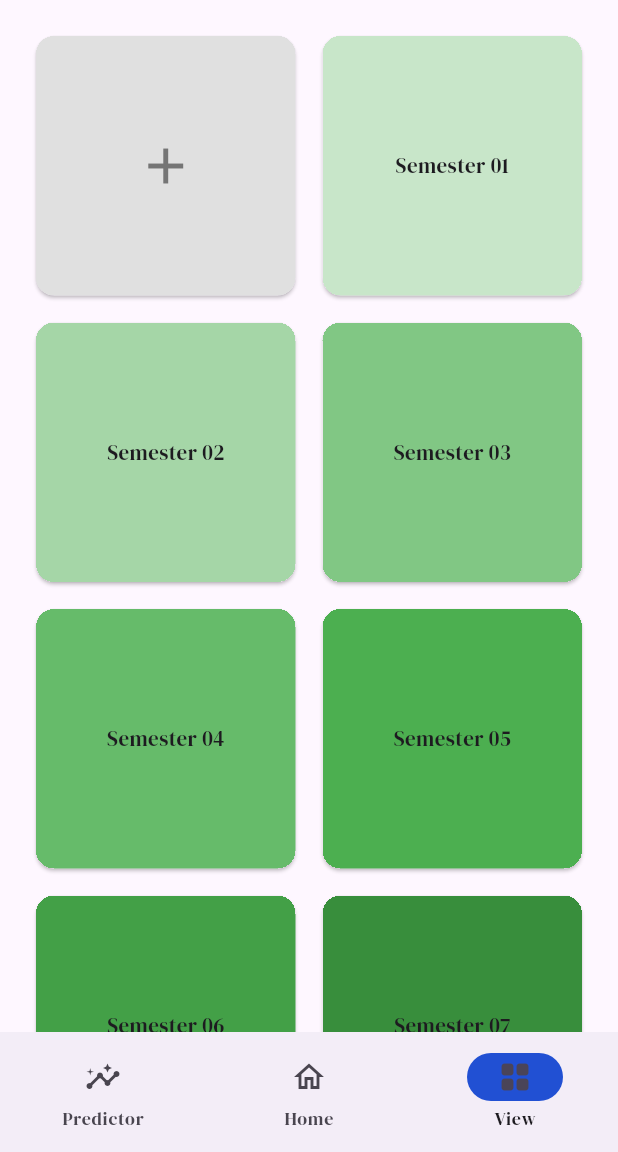
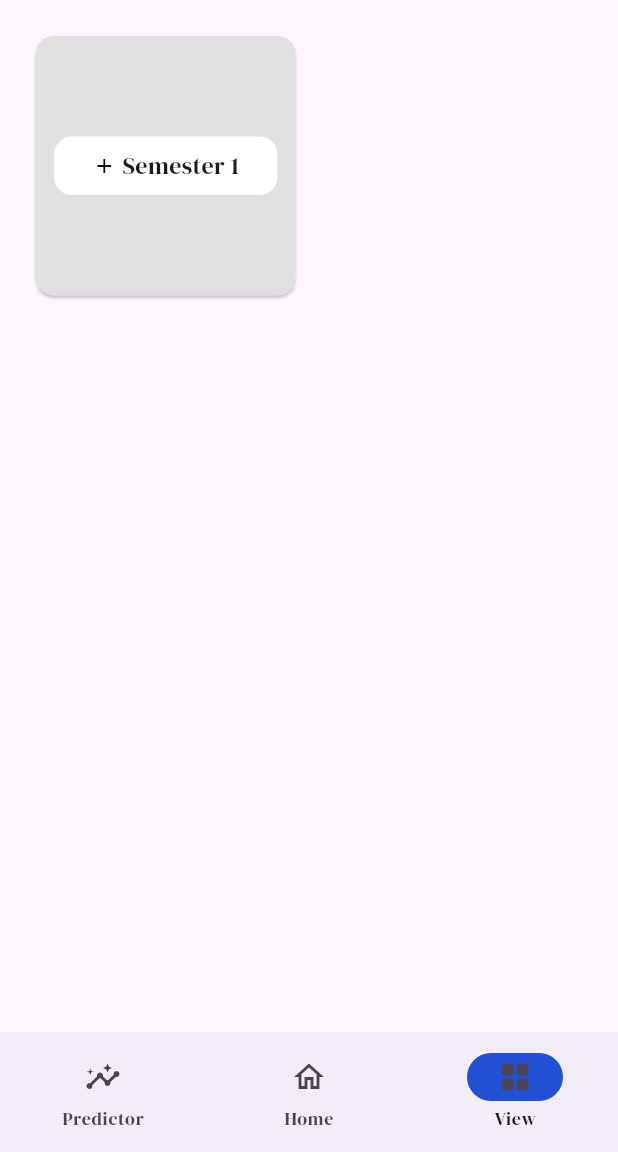
Before and after one commit to Shilpa-Perera/GPACalculator, a Flutter app: the screen it shows after launch, item 3 of the bottom bar chosen, after a tap on the "add" icon, on a phone screen of 412 x 824 dp, the part 84-1236 px from its top. Run offline on Flutter 3.47's test engine with Material 3 defaults, Android fonts, the phone set to English and light mode, and no system bars; our stand-ins replace google_fonts, sqflite; accounts and stored records are empty.

Commit message:
semester view update

```diff
--- a/lib/config/database_helper.dart
+++ b/lib/config/database_helper.dart
@@ -15,10 +15,10 @@ class DatabaseHandler {
       join(await getDatabasesPath(), 'gpa.db'),
       onCreate: (db, version) async {
         await db.execute(
-          "CREATE TABLE semester(semesterId INTEGER PRIMARY KEY , semesterGpa REAL)",
+          "CREATE TABLE semesters(semesterId INTEGER PRIMARY KEY , semesterGpa REAL)",
         );
         await db.execute(
-          "CREATE TABLE module(moduleId INTEGER PRIMARY KEY , semesterId INTEGER, moduleName TEXT, isGpa INTEGER, credit INTEGER, grade TEXT, FOREIGN KEY(semesterId) REFERENCES semester(semesterId))",
+          "CREATE TABLE modules(moduleId INTEGER PRIMARY KEY , semesterId INTEGER, moduleName TEXT, isGpa INTEGER, credit INTEGER, grade TEXT, FOREIGN KEY(semesterId) REFERENCES semester(semesterId))",
         );
       },
       version: 1,
--- a/lib/features/module/presentation/pages/add_module_page.dart
+++ b/lib/features/module/presentation/pages/add_module_page.dart
@@ -14,9 +14,8 @@ class _AddModulePageState extends State<AddModulePage> {
   late TextEditingController _nameController;
   late bool _isGpa;
   late int _credit;
-  late String _selectedGrade = 'A+'; // Default grade selection
+  late String _selectedGrade = 'A+';
 
-  // List of grades
   final List<String> _grades = [
     'A+',
     'A',
--- a/lib/features/semester/data/models/semester.dart
+++ b/lib/features/semester/data/models/semester.dart
@@ -1,26 +1,26 @@
-import 'package:floor/floor.dart';
-import 'package:gpa_calculator/features/semester/domain/entities/semester.dart';
+// import 'package:floor/floor.dart';
+// import 'package:gpa_calculator/features/semester/domain/entities/semester.dart';
 
-@entity
-class Semester extends SemesterEntity {
-  @primaryKey
-  String semesterId;
-  double semesterGpa;
+// @entity
+// class Semester extends SemesterEntity {
+//   @primaryKey
+//   int semesterId;
+//   double semesterGpa;
 
-  Semester({required this.semesterId, required this.semesterGpa})
-      : super(semesterId: '', semesterGpa: 0.0);
+//   Semester({required this.semesterId, required this.semesterGpa})
+//       : super(semesterId: '', semesterGpa: 0.0);
 
-  factory Semester.fromJson(Map<String, dynamic> json) {
-    return Semester(
-      semesterId: json['semesterId'],
-      semesterGpa: json['semesterGpa'],
-    );
-  }
+//   factory Semester.fromJson(Map<String, dynamic> json) {
+//     return Semester(
+//       semesterId: json['semesterId'],
+//       semesterGpa: json['semesterGpa'],
+//     );
+//   }
 
-  Map<String, dynamic> toJson() {
-    return {
-      'semesterId': semesterId,
-      'semesterGpa': semesterGpa,
-    };
-  }
-}
+//   Map<String, dynamic> toJson() {
+//     return {
+//       'semesterId': semesterId,
+//       'semesterGpa': semesterGpa,
+//     };
+//   }
+// }
--- a/lib/features/semester/domain/entities/semester.dart
+++ b/lib/features/semester/domain/entities/semester.dart
@@ -1,5 +1,5 @@
 class SemesterEntity {
-  String semesterId;
+  int semesterId;
   double semesterGpa;
 
   SemesterEntity({required this.semesterId, required this.semesterGpa});
--- a/lib/features/semester/domain/repository/semester_repository.dart
+++ b/lib/features/semester/domain/repository/semester_repository.dart
@@ -5,5 +5,6 @@ abstract class SemesterRepository {
   Future<SemesterEntity> getSemester(int id);
   Future<SemesterEntity> createSemester(SemesterEntity semester);
   Future<SemesterEntity> updateSemester(SemesterEntity semester);
-  Future<SemesterEntity> deleteSemester(int id);
+  Future<int> deleteSemester(int id);
+  // Future<Int> getNextSemesterId();
 }
--- /dev/null
+++ b/lib/features/semester/domain/usecases/semester_handlers.dart
@@ -0,0 +1,54 @@
+import 'dart:async';
+
+import 'package:gpa_calculator/features/semester/data/repository/semester_repository_impl.dart';
+import 'package:gpa_calculator/features/semester/domain/entities/semester.dart';
+
+class SemesterHandlers {
+  static final semesterRepositoryImpl = SemesterRepositoryImpl();
+
+  void handleAddSemester(int semesterId) async {
+    await semesterRepositoryImpl.createSemester(
+        SemesterEntity(semesterId: semesterId, semesterGpa: 4.2));
+  }
+
+  Future<List<SemesterEntity>> handleGetSemesters() async {
+    List<SemesterEntity> semesters =
+        await semesterRepositoryImpl.getSemesters();
+    return semesters;
+  }
+
+  Future<List<int>> handleNextSemesterIdsToAdd() async {
+    // get all semesters available
+    List<SemesterEntity> semesters =
+        await semesterRepositoryImpl.getSemesters();
+    List<int> missedSemesterIds = [];
+    if (semesters.isEmpty) {
+      missedSemesterIds.add(1);
+      return missedSemesterIds;
+    }
+    List<int> semesterIdList = [];
+    semesters.forEach((element) {
+      semesterIdList.add(element.semesterId);
+    });
+    // Sort the list
+    semesterIdList.sort();
+    // convert this to a set
+    Set<int> numberSet = semesterIdList.toSet();
+    // loop and find missed;
+    int start = 1;
+    int end = semesterIdList.last;
+
+    for (var i = start; i <= end; i++) {
+      if (!numberSet.contains(i)) {
+        missedSemesterIds.add(i);
+      }
+    }
+    missedSemesterIds.add(end + 1);
+    return missedSemesterIds;
+  }
+
+  Future<int> handleDeleteSemester(SemesterEntity semesterEntity) async {
+    return await semesterRepositoryImpl
+        .deleteSemester(semesterEntity.semesterId);
+  }
+}
--- a/lib/features/semester/presentation/pages/view_page.dart
+++ b/lib/features/semester/presentation/pages/view_page.dart
@@ -1,19 +1,32 @@
 import 'package:flutter/material.dart';
+import 'package:gpa_calculator/features/semester/domain/entities/semester.dart';
+import 'package:gpa_calculator/features/semester/domain/usecases/semester_handlers.dart';
 import 'package:gpa_calculator/features/semester/presentation/pages/semester_modules.dart';
 
-class ViewPage extends StatelessWidget {
-  final List<Map<String, dynamic>> data = [
-    {'color': Colors.green[100], 'text': "Semester 01"},
-    {'color': Colors.green[200], 'text': 'Semester 02'},
-    {'color': Colors.green[300], 'text': 'Semester 03'},
-    {'color': Colors.green[400], 'text': 'Semester 04'},
-    {'color': Colors.green[500], 'text': 'Semester 05'},
-    {'color': Colors.green[600], 'text': 'Semester 06'},
-    {'color': Colors.green[700], 'text': 'Semester 07'},
-    {'color': Colors.green[800], 'text': 'Semester 08'},
-  ];
+class ViewPage extends StatefulWidget {
+  ViewPage({super.key});
 
-  ViewPage({super.key});
+  @override
+  _ViewPageState createState() => _ViewPageState();
+}
+
+class _ViewPageState extends State<ViewPage> {
+  final semesterHandlers = SemesterHandlers();
+  List<SemesterEntity>? semesters;
+  List<int> semesterList = [];
+
+  @override
+  void initState() {
+    super.initState();
+    _loadSemesters();
+  }
+
+  Future<void> _loadSemesters() async {
+    final loadedSemesters = await semesterHandlers.handleGetSemesters();
+    setState(() {
+      semesters = loadedSemesters;
+    });
+  }
 
   @override
   Widget build(BuildContext context) {
@@ -28,9 +41,10 @@ class ViewPage extends StatelessWidget {
             crossAxisCount: 2,
             children: [
               _buildAddCard(),
-              ...data.map((item) {
-                return _buildCard(context, item);
-              }),
+              if (semesters != null)
+                ...semesters!.map((item) {
+                  return _buildCard(context, item);
+                }).toList(),
             ],
           ),
         ),
@@ -38,7 +52,7 @@ class ViewPage extends StatelessWidget {
     );
   }
 
-  Widget _buildCard(context, Map<String, dynamic> item) {
+  Widget _buildCard(BuildContext context, SemesterEntity item) {
     return Card(
       clipBehavior: Clip.hardEdge,
       child: InkWell(
@@ -53,9 +67,29 @@ class ViewPage extends StatelessWidget {
         },
         child: Container(
           padding: const EdgeInsets.all(8),
-          color: item['color'],
           child: Center(
-            child: Text(item['text']),
+            child: Column(
+              mainAxisSize: MainAxisSize.min,
+              children: <Widget>[
+                Text(
+                  "Semester ${item.semesterId}",
+                  style: const TextStyle(
+                      fontSize: 16, fontWeight: FontWeight.bold),
+                ),
+                const SizedBox(height: 8),
+                Text(
+                  "GPA: ${item.semesterGpa}",
+                  style: TextStyle(fontSize: 14, color: Colors.grey[700]),
+                ),
+                IconButton(
+                  icon: Icon(Icons.delete),
+                  color: Colors.red[900],
+                  onPressed: () {
+                    _deleteSemester(context, item);
+                  },
+                ),
+              ],
+            ),
           ),
         ),
       ),
@@ -67,21 +101,106 @@ class ViewPage extends StatelessWidget {
       clipBehavior: Clip.hardEdge,
       child: InkWell(
         splashColor: Colors.blue.withAlpha(30),
-        onTap: () {
-          debugPrint('Add Card tapped.');
+        onTap: () async {
+          List<int> newSemesterList =
+              await semesterHandlers.handleNextSemesterIdsToAdd();
+          setState(() {
+            semesterList = newSemesterList;
+          });
         },
         child: Container(
           padding: const EdgeInsets.all(8),
-          color: Colors.grey[300], // Change color as needed
+          color: Colors.grey[300],
           child: Center(
-            child: Icon(
-              Icons.add,
-              size: 40,
-              color: Colors.grey[600], // Change color as needed
-            ),
+            child: semesterList.isEmpty
+                ? Icon(
+                    Icons.add,
+                    size: 40,
+                    color: Colors.indigo[900],
+                  )
+                : Expanded(
+                    child: SingleChildScrollView(
+                      child: Column(
+                        mainAxisAlignment: MainAxisAlignment.center,
+                        children: semesterList
+                            .map((id) => Padding(
+                                  padding: const EdgeInsets.all(4.0),
+                                  child: InkWell(
+                                    onTap: () async {
+                                      semesterHandlers.handleAddSemester(id);
+                                      Navigator.push(
+                                        context,
+                                        MaterialPageRoute(
+                                          builder: (context) =>
+                                              SemesterModulesPage(),
+                                        ),
+                                      );
+                                      setState(() {
+                                        semesterList = [];
+                                      });
+                                    },
+                                    child: Container(
+                                      decoration: BoxDecoration(
+                                        color: Colors.white,
+                                        borderRadius:
+                                            BorderRadius.circular(12.0),
+                                      ),
+                                      padding: const EdgeInsets.all(8.0),
+                                      child: Row(
+                                        mainAxisAlignment:
+                                            MainAxisAlignment.center,
+                                        children: [
+                                          const Icon(
+                                            Icons.add,
+                                            size: 16,
+                                            color: Colors.black,
+                                          ),
+                                          const SizedBox(width: 4),
+                                          Text(
+                                            'Semester $id',
+                                            style: TextStyle(fontSize: 16),
+                                          ),
+                                        ],
+                                      ),
+                                    ),
+                                  ),
+                                ))
+                            .toList(),
+                      ),
+                    ),
+                  ),
           ),
         ),
       ),
     );
   }
+
+  void _deleteSemester(BuildContext context, SemesterEntity semester) {
+    // Placeholder for delete action
+    showDialog(
+      context: context,
+      builder: (BuildContext context) {
+        return AlertDialog(
+          title: Text('Delete Semester  ${semester.semesterId}?'),
+          content: Text('Are you sure you want to delete this semester?'),
+          actions: <Widget>[
+            TextButton(
+              onPressed: () {
+                Navigator.of(context).pop();
+              },
+              child: Text('Cancel'),
+            ),
+            TextButton(
+              onPressed: () async {
+                await semesterHandlers.handleDeleteSemester(semester);
+                Navigator.of(context).pop();
+                _loadSemesters();
+              },
+              child: Text('Delete'),
+            ),
+          ],
+        );
+      },
+    );
+  }
 }
```
Also changed, not shown: lib/features/semester/data/repository/semester_repository_impl.dart (+17 -13 lines), lib/features/semester/presentation/pages/semester_modules.dart (+1 -10 lines).
